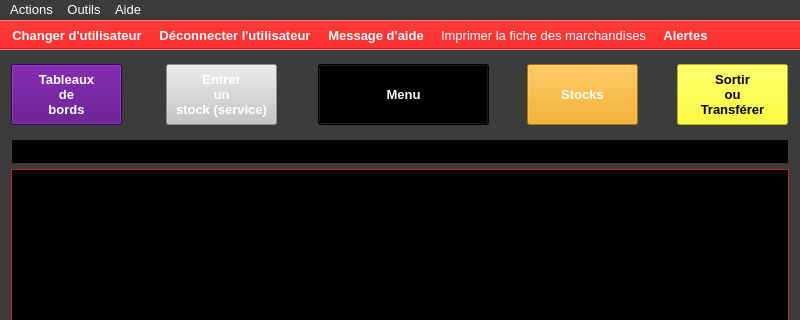
The window that ui/yeroth-erp-marchandises-window.ui (xnoumbissinoundou/yeroth-erp-3.0) describes before a commit, drawn with Qt 5; both pictures show x 0 to 800 and y 0 to 320 of the 800 by 600 pixel window.
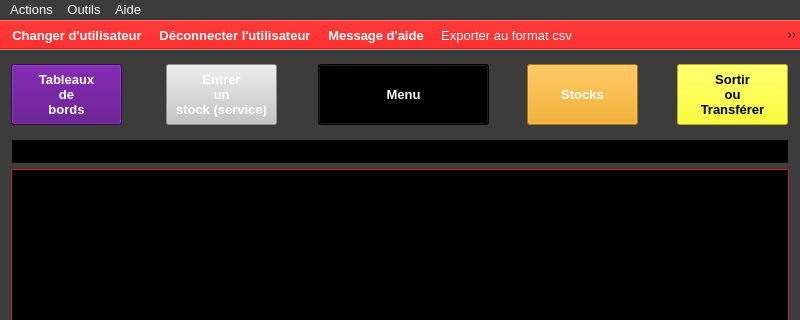
The same window after the commit. Icons and pictures are not drawn. Custom widgets are drawn as their Qt base class.

What changed in the file:
```diff
--- a/ui/yeroth-erp-marchandises-window.ui
+++ b/ui/yeroth-erp-marchandises-window.ui
@@ -12332,6 +12332,7 @@
    <addaction name="actionChanger_utilisateur"/>
    <addaction name="actionDeconnecter_utilisateur"/>
    <addaction name="actionAppeler_aide"/>
+   <addaction name="actionExporter_au_format_csv"/>
    <addaction name="actionAfficherPDF"/>
    <addaction name="actionAlertes"/>
   </widget>
```
Left out of the diff: 5 changed lines with no effect on the pictures.
